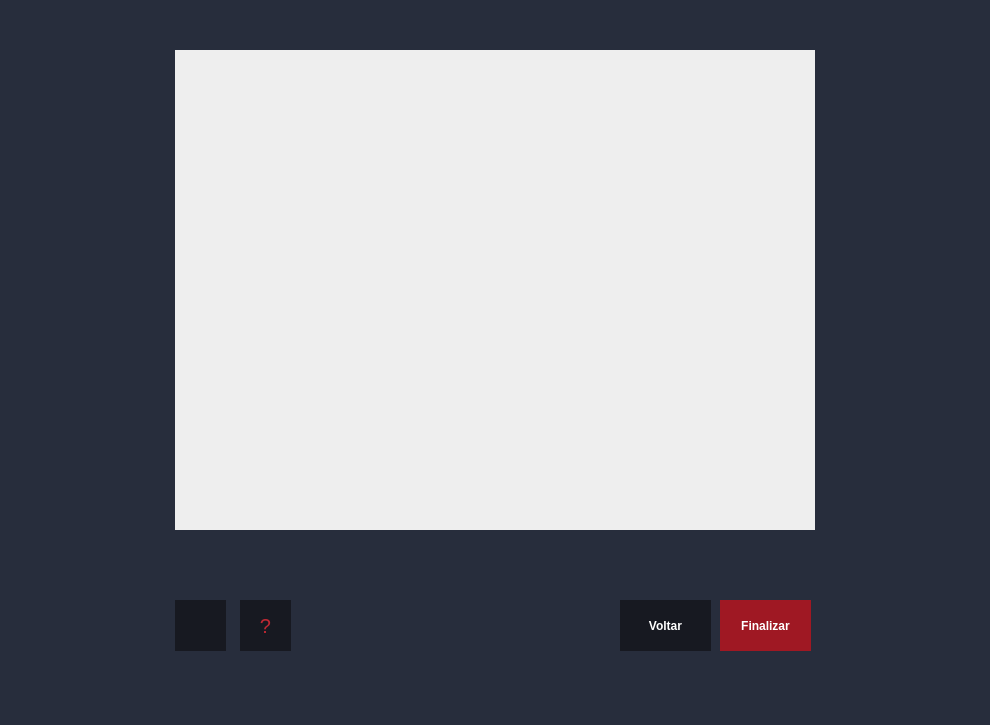
Above: reddragons/interface/ui_files/perspectiva.ui from Red-Dragons-UFSCar/red-visao before the change. Below: the same form after it.
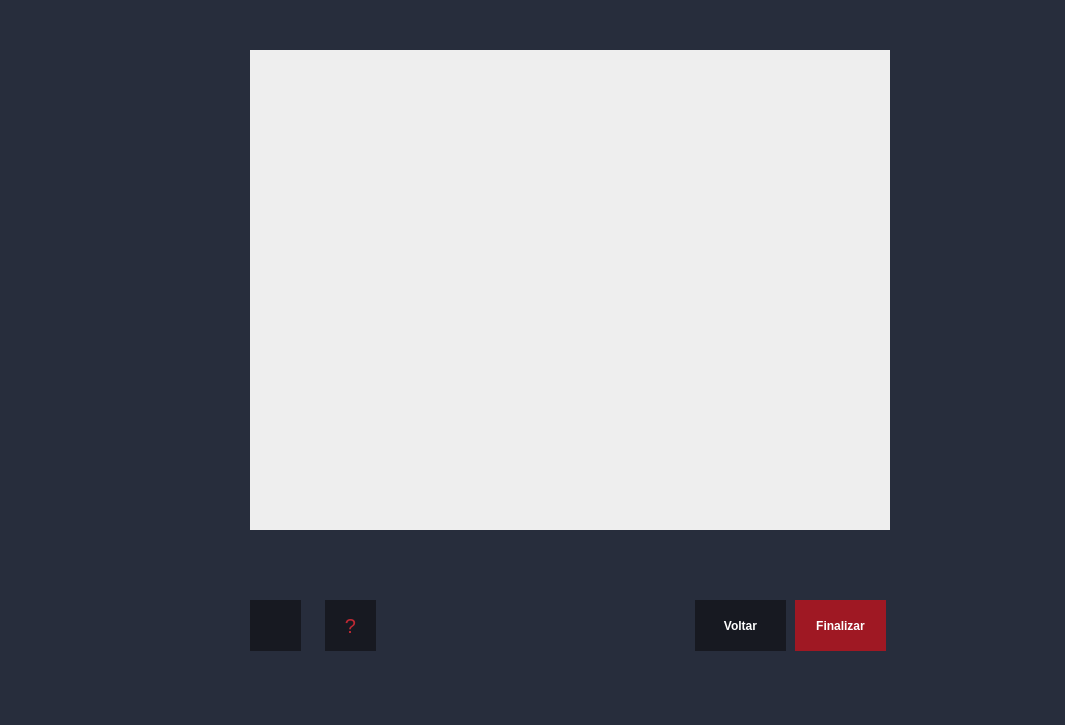
That is the form after the change. Icons and pictures are not drawn.

Commit message: Status bar - perspectiva

```diff
--- a/reddragons/interface/ui_files/perspectiva.ui
+++ b/reddragons/interface/ui_files/perspectiva.ui
@@ -6,19 +6,19 @@
    <rect>
     <x>0</x>
     <y>0</y>
-    <width>990</width>
+    <width>1065</width>
     <height>725</height>
    </rect>
   </property>
   <property name="minimumSize">
    <size>
-    <width>990</width>
+    <width>1065</width>
     <height>725</height>
    </size>
   </property>
   <property name="maximumSize">
    <size>
-    <width>990</width>
+    <width>1065</width>
     <height>725</height>
    </size>
   </property>
@@ -36,7 +36,7 @@
    <widget class="QLabel" name="QT_Imagem">
     <property name="geometry">
      <rect>
-      <x>175</x>
+      <x>250</x>
       <y>50</y>
       <width>640</width>
       <height>480</height>
@@ -52,7 +52,7 @@
    <widget class="QPushButton" name="QT_btFinalizar">
     <property name="geometry">
      <rect>
-      <x>720</x>
+      <x>795</x>
       <y>600</y>
       <width>91</width>
       <height>51</height>
@@ -89,7 +89,7 @@
    <widget class="QPushButton" name="QT_btReferencia">
     <property name="geometry">
      <rect>
-      <x>175</x>
+      <x>250</x>
       <y>600</y>
       <width>51</width>
       <height>51</height>
@@ -124,7 +124,7 @@
    <widget class="QPushButton" name="btnHelp">
     <property name="geometry">
      <rect>
-      <x>240</x>
+      <x>325</x>
       <y>600</y>
       <width>51</width>
       <height>51</height>
@@ -156,7 +156,7 @@
    <widget class="QPushButton" name="QT_btVoltar">
     <property name="geometry">
      <rect>
-      <x>620</x>
+      <x>695</x>
       <y>600</y>
       <width>91</width>
       <height>51</height>
```
Left out of the diff: 25 changed lines with no effect on the pictures. The commit also changes 1 other file.
